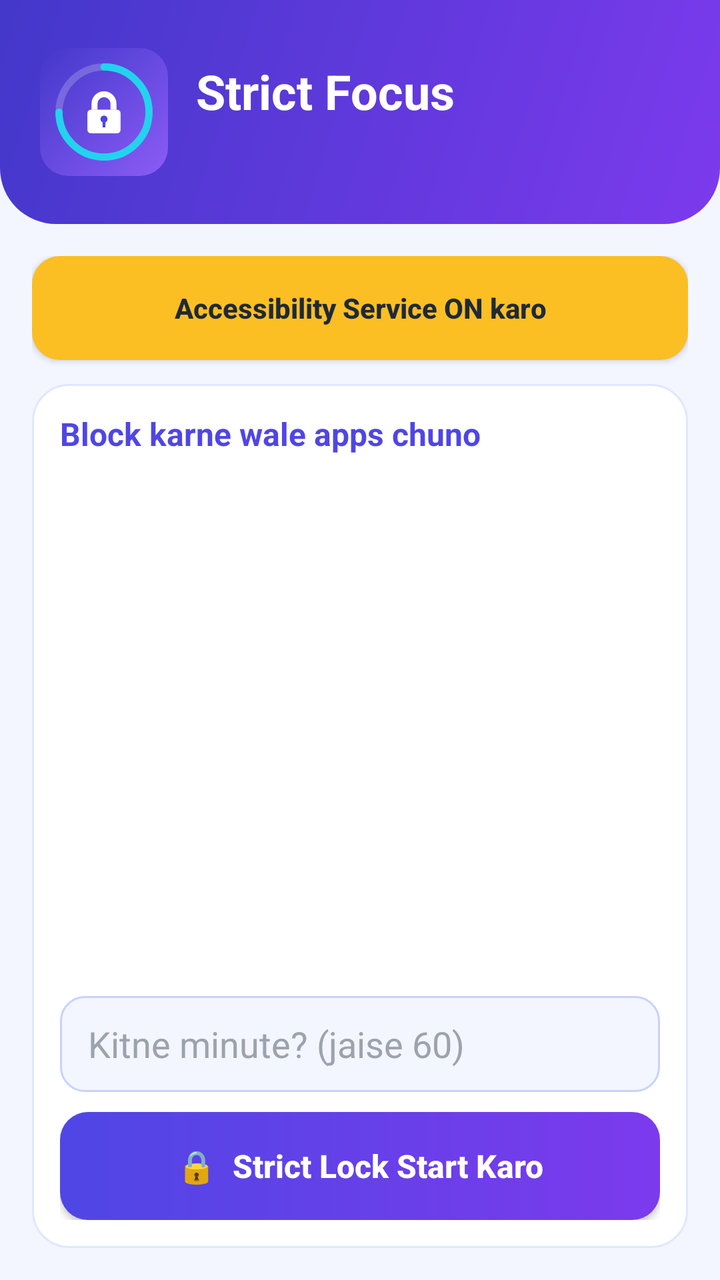
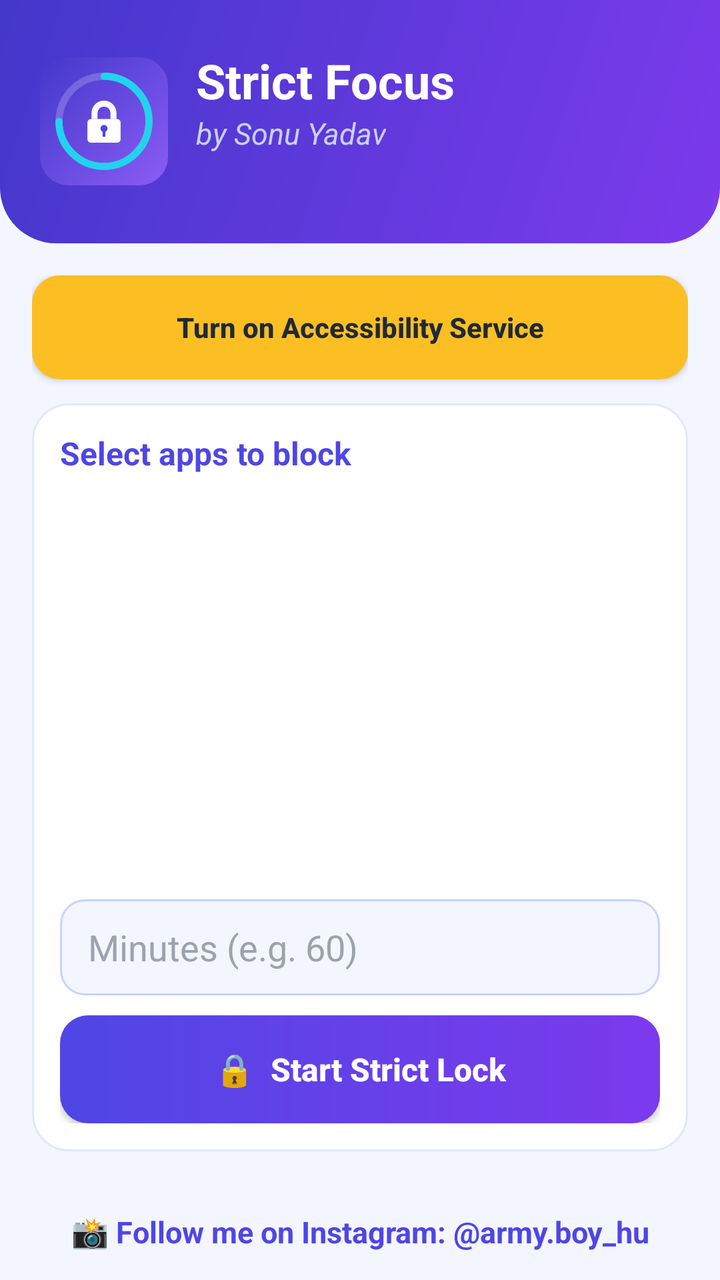

Screens rendered from an Android XML layout before and after an edit, with the pre-edit source and the edit as a unified diff.
<!-- AndroidManifest.xml: application theme Theme.StrictFocus -->
<!-- res/layout/activity_main.xml -->
<?xml version="1.0" encoding="utf-8"?>
<LinearLayout xmlns:android="http://schemas.android.com/apk/res/android"
    android:layout_width="match_parent"
    android:layout_height="match_parent"
    android:background="@color/bg"
    android:orientation="vertical">

    
    <LinearLayout
        android:layout_width="match_parent"
        android:layout_height="wrap_content"
        android:background="@drawable/bg_header"
        android:gravity="center_vertical"
        android:orientation="horizontal"
        android:paddingStart="20dp"
        android:paddingTop="24dp"
        android:paddingEnd="20dp"
        android:paddingBottom="24dp">

        <ImageView
            android:layout_width="64dp"
            android:layout_height="64dp"
            android:contentDescription="Strict Focus logo"
            android:src="@drawable/ic_launcher" />

        <LinearLayout
            android:layout_width="0dp"
            android:layout_height="wrap_content"
            android:layout_marginStart="14dp"
            android:layout_weight="1"
            android:orientation="vertical">

            <TextView
                android:layout_width="wrap_content"
                android:layout_height="wrap_content"
                android:text="Strict Focus"
                android:textColor="#FFFFFF"
                android:textSize="24sp"
                android:textStyle="bold" />

            <TextView
                android:id="@+id/tvStatus"
                android:layout_width="wrap_content"
                android:layout_height="wrap_content"
                android:layout_marginTop="2dp"
                android:textColor="#E0E7FF"
                android:textSize="14sp" />
        </LinearLayout>
    </LinearLayout>

    <LinearLayout
        android:layout_width="match_parent"
        android:layout_height="0dp"
        android:layout_weight="1"
        android:orientation="vertical"
        android:padding="16dp">

        <Button
            android:id="@+id/btnAccessibility"
            android:layout_width="match_parent"
            android:layout_height="52dp"
            android:background="@drawable/bg_button_warn"
            android:text="Accessibility Service ON karo"
            android:textAllCaps="false"
            android:textColor="#1F2937"
            android:textStyle="bold" />

        
        <LinearLayout
            android:id="@+id/panelSetup"
            android:layout_width="match_parent"
            android:layout_height="0dp"
            android:layout_marginTop="12dp"
            android:layout_weight="1"
            android:background="@drawable/bg_card"
            android:orientation="vertical"
            android:padding="14dp">

            <TextView
                android:layout_width="wrap_content"
                android:layout_height="wrap_content"
                android:text="Block karne wale apps chuno"
                android:textColor="#4F46E5"
                android:textSize="16sp"
                android:textStyle="bold" />

            <ListView
                android:id="@+id/appList"
                android:layout_width="match_parent"
                android:layout_height="0dp"
                android:layout_marginTop="6dp"
                android:layout_weight="1"
                android:divider="#EEF2FF"
                android:dividerHeight="1dp" />

            <EditText
                android:id="@+id/etMinutes"
                android:layout_width="match_parent"
                android:layout_height="48dp"
                android:layout_marginTop="10dp"
                android:background="@drawable/bg_input"
                android:hint="Kitne minute? (jaise 60)"
                android:inputType="number"
                android:paddingStart="14dp"
                android:paddingEnd="14dp"
                android:textColor="#1F2937"
                android:textColorHint="#9CA3AF" />

            <Button
                android:id="@+id/btnStart"
                android:layout_width="match_parent"
                android:layout_height="54dp"
                android:layout_marginTop="10dp"
                android:background="@drawable/bg_button"
                android:text="🔒  Strict Lock Start Karo"
                android:textAllCaps="false"
                android:textColor="#FFFFFF"
                android:textSize="16sp"
                android:textStyle="bold" />
        </LinearLayout>

        
        <LinearLayout
            android:id="@+id/panelLocked"
            android:layout_width="match_parent"
            android:layout_height="0dp"
            android:layout_marginTop="12dp"
            android:layout_weight="1"
            android:background="@drawable/bg_card"
            android:gravity="center"
            android:orientation="vertical"
            android:padding="20dp"
            android:visibility="gone">

            <TextView
                android:layout_width="wrap_content"
                android:layout_height="wrap_content"
                android:text="🔒 Strict Lock ON"
                android:textColor="#4F46E5"
                android:textSize="22sp"
                android:textStyle="bold" />

            <TextView
                android:id="@+id/tvTimer"
                android:layout_width="wrap_content"
                android:layout_height="wrap_content"
                android:layout_marginTop="16dp"
                android:text="00:00:00"
                android:textColor="#7C3AED"
                android:textSize="52sp"
                android:textStyle="bold" />

            <TextView
                android:id="@+id/tvBlockedList"
                android:layout_width="wrap_content"
                android:layout_height="wrap_content"
                android:layout_marginTop="24dp"
                android:gravity="center"
                android:textColor="#4B5563"
                android:textSize="15sp" />
        </LinearLayout>
    </LinearLayout>
</LinearLayout>
<!-- resources referenced by this layout -->
<resources>
  <color name="bg">#F4F6FF</color>
  <!-- drawable bg_button (drawable) -->
  <shape xmlns:android="http://schemas.android.com/apk/res/android" android:shape="rectangle">
      <gradient android:angle="0" android:startColor="#4F46E5" android:endColor="#7C3AED" />
      <corners android:radius="14dp" />
  </shape>
  <!-- drawable bg_button_warn (drawable) -->
  <shape xmlns:android="http://schemas.android.com/apk/res/android" android:shape="rectangle">
      <solid android:color="#FBBF24" />
      <corners android:radius="14dp" />
  </shape>
  <!-- drawable bg_card (drawable) -->
  <shape xmlns:android="http://schemas.android.com/apk/res/android" android:shape="rectangle">
      <solid android:color="#FFFFFF" />
      <corners android:radius="18dp" />
      <stroke android:width="1dp" android:color="#E0E7FF" />
  </shape>
  <!-- drawable bg_header (drawable) -->
  <shape xmlns:android="http://schemas.android.com/apk/res/android" android:shape="rectangle">
      <gradient android:angle="315" android:startColor="#4338CA" android:endColor="#7C3AED" />
      <corners android:bottomLeftRadius="28dp" android:bottomRightRadius="28dp" />
  </shape>
  <!-- drawable bg_input (drawable) -->
  <shape xmlns:android="http://schemas.android.com/apk/res/android" android:shape="rectangle">
      <solid android:color="#F4F6FF" />
      <corners android:radius="12dp" />
      <stroke android:width="1dp" android:color="#C7D2FE" />
  </shape>
  <!-- drawable ic_launcher (drawable) -->
  <vector xmlns:android="http://schemas.android.com/apk/res/android"
      xmlns:aapt="http://schemas.android.com/aapt"
      android:width="108dp"
      android:height="108dp"
      android:viewportWidth="108"
      android:viewportHeight="108">
  
      
      <path android:pathData="M24,0 H84 A24,24 0 0 1 108,24 V84 A24,24 0 0 1 84,108 H24 A24,24 0 0 1 0,84 V24 A24,24 0 0 1 24,0 Z">
          <aapt:attr name="android:fillColor">
              <gradient
                  android:startX="0"
                  android:startY="0"
                  android:endX="108"
                  android:endY="108"
                  android:startColor="#4338CA"
                  android:endColor="#8B5CF6"
                  android:type="linear" />
          </aapt:attr>
      </path>
  
      
      <path
          android:fillColor="#00000000"
          android:strokeColor="#33FFFFFF"
          android:strokeWidth="6"
          android:pathData="M54,16 A38,38 0 1 1 53.99,16" />
  
      
      <path
          android:fillColor="#00000000"
          android:strokeColor="#22D3EE"
          android:strokeWidth="6"
          android:strokeLineCap="round"
          android:pathData="M54,16 A38,38 0 1 1 16,54" />
  
      
      <path
          android:fillColor="#00000000"
          android:strokeColor="#FFFFFF"
          android:strokeWidth="5"
          android:pathData="M46,52 V47 A8,8 0 0 1 62,47 V52" />
  
      
      <path
          android:fillColor="#FFFFFF"
          android:pathData="M43,52 H65 A3,3 0 0 1 68,55 V69 A3,3 0 0 1 65,72 H43 A3,3 0 0 1 40,69 V55 A3,3 0 0 1 43,52 Z" />
  
      
      <path
          android:fillColor="#4F46E5"
          android:pathData="M54,57 A3,3 0 1 1 54,63 A3,3 0 1 1 54,57 Z" />
      <path
          android:fillColor="#4F46E5"
          android:pathData="M52.8,62 H55.2 V67 H52.8 Z" />
  </vector>
  <style name="Theme.StrictFocus" parent="Theme.AppCompat.Light.NoActionBar">
          <item name="colorPrimary">@color/primary</item>
          <item name="colorPrimaryDark">@color/primary_dark</item>
          <item name="colorAccent">@color/primary</item>
          <item name="android:windowBackground">@color/bg</item>
          <item name="android:statusBarColor">@color/primary_dark</item>
          <item name="android:textColorPrimary">@color/text_dark</item>
      </style>
  <color name="primary">#4F46E5</color>
  <color name="primary_dark">#312E81</color>
  <color name="text_dark">#1F2937</color>
</resources>

<!-- the commit's change to res/layout/activity_main.xml (unified diff, before → after) -->
@@ -39,6 +39,14 @@
                 android:textStyle="bold" />
 
             <TextView
+                android:layout_width="wrap_content"
+                android:layout_height="wrap_content"
+                android:text="by Sonu Yadav"
+                android:textColor="#C7D2FE"
+                android:textSize="15sp"
+                android:textStyle="italic" />
+
+            <TextView
                 android:id="@+id/tvStatus"
                 android:layout_width="wrap_content"
                 android:layout_height="wrap_content"
@@ -60,7 +68,7 @@
             android:layout_width="match_parent"
             android:layout_height="52dp"
             android:background="@drawable/bg_button_warn"
-            android:text="Accessibility Service ON karo"
+            android:text="Turn on Accessibility Service"
             android:textAllCaps="false"
             android:textColor="#1F2937"
             android:textStyle="bold" />
@@ -79,7 +87,7 @@
             <TextView
                 android:layout_width="wrap_content"
                 android:layout_height="wrap_content"
-                android:text="Block karne wale apps chuno"
+                android:text="Select apps to block"
                 android:textColor="#4F46E5"
                 android:textSize="16sp"
                 android:textStyle="bold" />
@@ -99,7 +107,7 @@
                 android:layout_height="48dp"
                 android:layout_marginTop="10dp"
                 android:background="@drawable/bg_input"
-                android:hint="Kitne minute? (jaise 60)"
+                android:hint="Minutes (e.g. 60)"
                 android:inputType="number"
                 android:paddingStart="14dp"
                 android:paddingEnd="14dp"
@@ -112,7 +120,7 @@
                 android:layout_height="54dp"
                 android:layout_marginTop="10dp"
                 android:background="@drawable/bg_button"
-                android:text="🔒  Strict Lock Start Karo"
+                android:text="🔒  Start Strict Lock"
                 android:textAllCaps="false"
                 android:textColor="#FFFFFF"
                 android:textSize="16sp"
@@ -160,4 +168,17 @@
                 android:textSize="15sp" />
         </LinearLayout>
     </LinearLayout>
+
+    
+    <TextView
+        android:id="@+id/tvInstagram"
+        android:layout_width="match_parent"
+        android:layout_height="wrap_content"
+        android:background="?android:attr/selectableItemBackground"
+        android:gravity="center"
+        android:padding="14dp"
+        android:text="📸 Follow me on Instagram: @army.boy_hu"
+        android:textColor="#4F46E5"
+        android:textSize="15sp"
+        android:textStyle="bold" />
 </LinearLayout>
